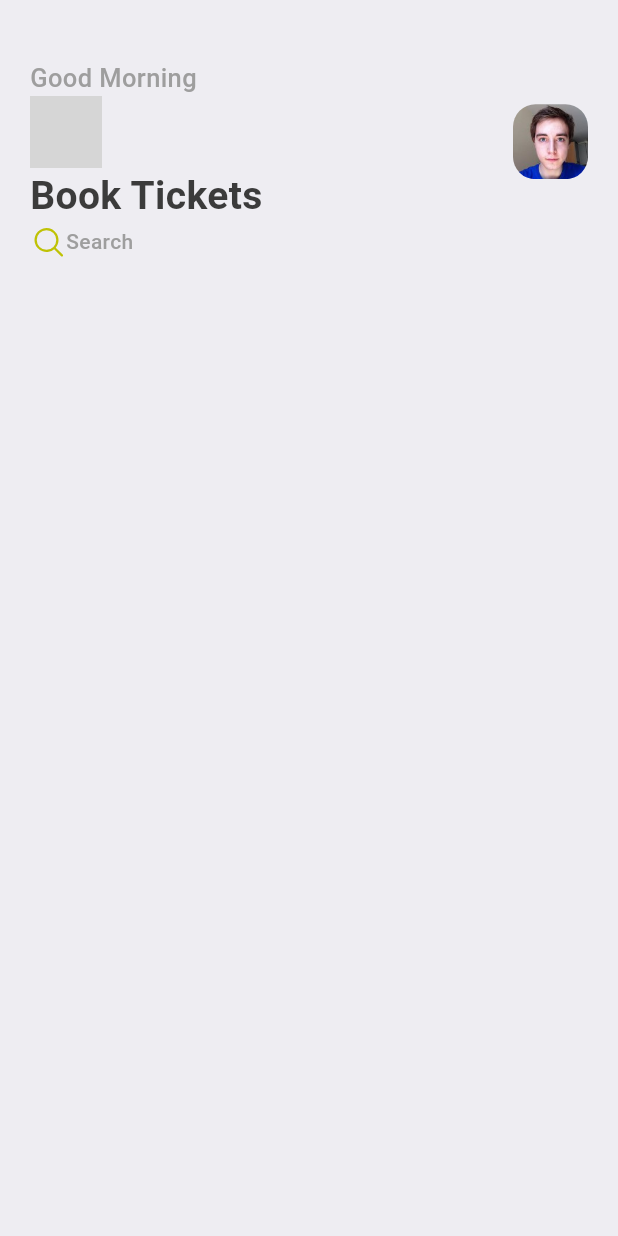
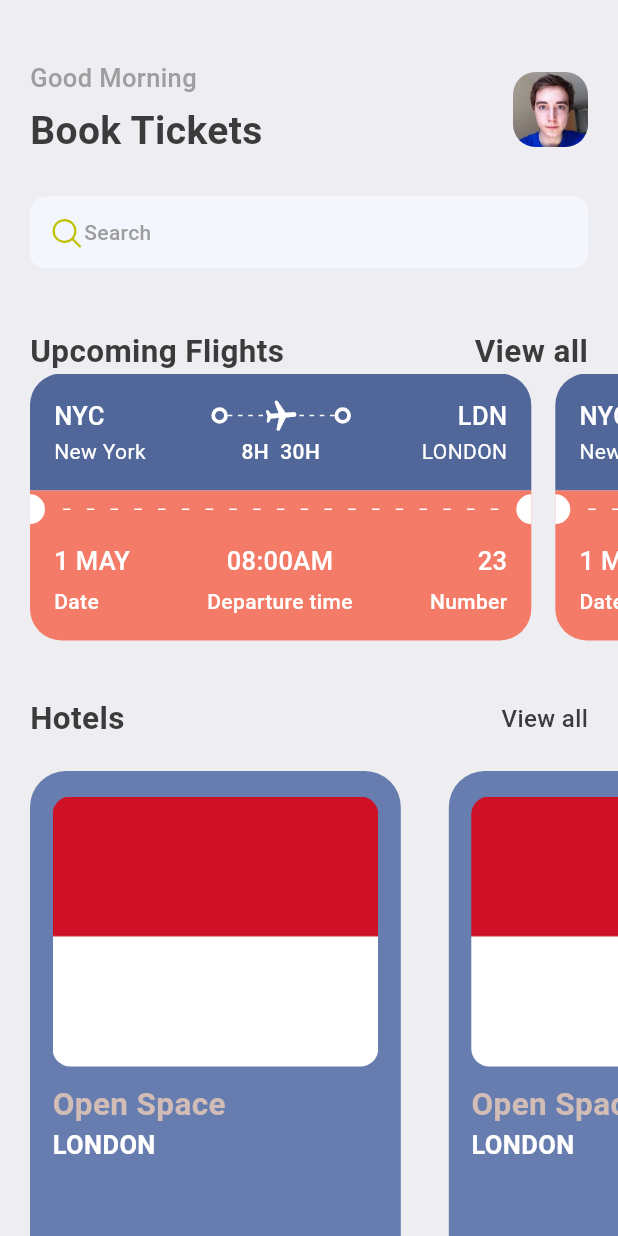
Before and after one commit to geraldkachi/flutter_app, a Flutter app: the HomeTicket screen opened directly, on a phone screen of 412 x 824 dp. Run offline on Flutter 3.47's test engine with Material 3 defaults, Android fonts, the phone set to English and light mode, and no system bars; our stand-ins replace fluentui_icons, gap; missing offline and left inert: dart:ffi; grey boxes are pictures that could not be loaded.

Commit message:
ticket booking first home route

```diff
--- a/lib/ticket_booking/home_ticket.dart
+++ b/lib/ticket_booking/home_ticket.dart
@@ -1,8 +1,9 @@
-// import 'package:flutter/cupertino.dart';
 import 'package:fluentui_icons/fluentui_icons.dart';
 import 'package:flutter/material.dart';
+import 'package:flutter_app/ticket_booking/hotel_view_card.dart';
+import 'package:flutter_app/ticket_booking/ticket_viewcard.dart';
 import 'package:flutter_app/utils/app_style.dart';
-// import 'package:flutter/widgets.dart';
+import 'package:gap/gap.dart';
 
 class HomeTicket extends StatelessWidget {
   const HomeTicket({super.key});
@@ -13,7 +14,7 @@ class HomeTicket extends StatelessWidget {
       backgroundColor: Styles.bgColor,
       body: ListView(
         children: <Widget>[
-          Container(
+        Container(
               padding: const EdgeInsets.symmetric(horizontal: 20.0),
               child: Column(
                 children: [
@@ -26,12 +27,10 @@ class HomeTicket extends StatelessWidget {
                         children: [
                           Text("Good Morning", style: TextStyle(fontSize: 17,color: Colors.grey.shade500,fontWeight: FontWeight.w500)),
                           // const SizedBox(height: 5),
-                          Gap(5),
+                          const Gap(5),
                           Text("Book Tickets", style: Styles.headLineStyle1),
                         ],
                       ),
-                      // Text("second child"),
-
                       Column(children: [
                         Container(
                           width: 50,
@@ -45,13 +44,68 @@ class HomeTicket extends StatelessWidget {
                       ])
                     ],
                   ),
-
-                   Row(children: [
+                  const SizedBox(height: 25),
+                  Container(
+                    decoration: BoxDecoration(
+                       borderRadius: BorderRadius.circular(10),
+                       color: const Color(0xFFF4F6FD),
+                    ),
+                    padding: const EdgeInsets.symmetric(horizontal: 12, vertical: 12),
+                    child: Row(children: [
                     const Icon(FluentSystemIcons .ic_fluent_search_regular, color: Color(0xFFBFC205)),
                     Text("Search", style: TextStyle(fontSize: 14,color: Colors.grey.shade500, fontWeight: FontWeight.w500))
+                  ],),
+                  ),
+                  const Gap(40),
+                   Row(
+                    mainAxisAlignment: MainAxisAlignment.spaceBetween,
+                    children: [
+                    Text("Upcoming Flights", style: TextStyle(fontSize: 21,color: Color(0xFF3b3b3b),fontWeight: FontWeight.bold)),
+                    InkWell(
+                      onTap: () {
+                        print("Make shit happen");
+                      },
+                      child: Text("View all", style: TextStyle(fontSize: 21,color: Color(0xFF3b3b3b),fontWeight: FontWeight.bold)),
+                    ),
                   ],)
                 ],
-              )),
+              )
+              ),
+        const  SingleChildScrollView(
+          scrollDirection: Axis.horizontal,
+          padding: EdgeInsets.only(left: 20),
+          child: Row(children: [
+          TicketViewCard(),
+          TicketViewCard(),
+         ],)
+         ,),
+        const Gap(15),
+        Container(
+          padding: const EdgeInsets.symmetric(horizontal: 20),
+          child: Row(
+            mainAxisAlignment: MainAxisAlignment.spaceBetween,
+            children: [
+              const Text("Hotels", style: TextStyle(fontSize: 21,color: Color(0xFF3b3b3b),fontWeight: FontWeight.bold)),
+              InkWell(
+                onTap: (){},
+                child: const Text("View all", style: TextStyle(fontSize: 16,color: Color(0xFF3b3b3b),fontWeight: FontWeight.w500)),
+              )
+
+                    ],),
+        ),
+        const Gap(15),
+        const SingleChildScrollView(
+           scrollDirection: Axis.horizontal,
+          padding: EdgeInsets.only(left: 20),
+          child:  Row(children: [
+          HotelCard(),
+          Gap(15),
+          HotelCard(),
+          Gap(15),
+          HotelCard(),
+          Gap(15),
+          HotelCard()
+          ]),)
         ],
       ),
     );
--- /dev/null
+++ b/lib/ticket_booking/hotel_view_card.dart
@@ -0,0 +1,48 @@
+import 'package:flutter/cupertino.dart';
+import 'package:flutter/material.dart';
+import 'package:flutter_app/utils/app_layout.dart';
+import 'package:gap/gap.dart';
+
+class HotelCard extends StatelessWidget {
+  const HotelCard({super.key});
+
+  @override
+  Widget build(BuildContext context) {
+    final size = AppLayout.getSize(context);
+    return Container(
+      width: size.width * 0.6,
+      height: 359,
+      padding: const EdgeInsets.symmetric(horizontal: 15, vertical: 17),
+      margin: const EdgeInsets.only(right: 17, top: 5),
+      decoration: BoxDecoration(
+        color: const Color(0xFF687DAF),
+        borderRadius: BorderRadius.circular(24),
+        boxShadow: [
+          BoxShadow(
+            color: Colors.grey.shade200,
+            blurRadius: 2,
+            spreadRadius: 1
+          )
+        ]
+      ),
+      child: Column(
+        crossAxisAlignment: CrossAxisAlignment.start,
+        children: [
+        Container(
+          height: 180,
+          decoration: BoxDecoration(
+            color: const Color(0xFF687DAF),
+            borderRadius: BorderRadius.circular(12),
+            image: const DecorationImage(
+              fit: BoxFit.cover,
+              image: AssetImage('assets/indonesia.png')
+              )
+          ),
+        ),
+        const Gap(10),
+        const Text("Open Space", style: TextStyle(fontSize: 21,color: Color(0xFFD2BDB6),fontWeight: FontWeight.bold)),
+        const Text("LONDON", style: TextStyle(fontSize: 17,color: Colors.white,fontWeight: FontWeight.bold)),
+      ],),
+    );
+  }
+}
--- /dev/null
+++ b/lib/ticket_booking/ticket_viewcard.dart
@@ -0,0 +1,208 @@
+import 'dart:ui';
+
+import 'package:flutter/cupertino.dart';
+import 'package:flutter/material.dart';
+import 'package:flutter/rendering.dart';
+import 'package:flutter/widgets.dart';
+import 'package:flutter_app/ticket_booking/width/thick_container.dart';
+import 'package:flutter_app/utils/app_layout.dart';
+import 'package:flutter_app/utils/app_style.dart';
+import 'package:gap/gap.dart';
+
+class TicketViewCard extends StatelessWidget {
+  const TicketViewCard({super.key});
+
+  @override
+  Widget build(BuildContext context) {
+    final size = AppLayout.getSize(context);
+    return SizedBox(
+      width: size.width * 0.85,
+      height: 200,
+      child: Container(
+        margin: const EdgeInsets.only(right: 16.0),
+        child: Column(
+          children: <Widget>[
+            // this container it shows the blue side of the ticket card
+            Container(
+              decoration: const BoxDecoration(
+                color: Color(0xFF526799),
+                borderRadius: BorderRadius.only(
+                    topLeft: Radius.circular(21),
+                    topRight: Radius.circular(21)),
+              ),
+              padding: const EdgeInsets.all(16),
+              child: Column(
+                children: [
+                  Row(
+                    children: <Widget>[
+                      const Text("NYC",
+                          style: TextStyle(
+                              fontSize: 17,
+                              color: Colors.white,
+                              fontWeight: FontWeight.w500)),
+                      const Spacer(),
+                      // Expanded(child: Container(),),
+                      const ThickContainer(),
+                      Expanded(
+                          child: Stack(children: [
+                        SizedBox(
+                          height: 24,
+                          child: LayoutBuilder(builder: (BuildContext context,
+                              BoxConstraints constraints) {
+                            print('this is ${constraints.constrainWidth()}');
+                            return Flex(
+                                direction: Axis.horizontal,
+                                mainAxisAlignment:
+                                    MainAxisAlignment.spaceBetween,
+                                children: List.generate(
+                                    (constraints.constrainWidth() / 6).floor(),
+                                    (index) => const SizedBox(
+                                        height: 1,
+                                        width: 3,
+                                        child: DecoratedBox(
+                                            decoration: BoxDecoration(
+                                                color: Colors.white)))));
+                          }),
+                        ),
+                        Center(
+                            child: Transform.rotate(
+                                angle: 1.5,
+                                child: const Icon(Icons.local_airport_rounded,
+                                    color: Colors.white))),
+                      ])),
+                      const ThickContainer(),
+                      const Spacer(),
+                      const Text("LDN",
+                          style: TextStyle(
+                              fontSize: 17,
+                              color: Colors.white,
+                              fontWeight: FontWeight.w500)),
+                    ],
+                  ),
+                  const Gap(2),
+                  const Row(
+                      mainAxisAlignment: MainAxisAlignment.spaceBetween,
+                      children: [
+                        SizedBox(
+                            width: 100,
+                            child: Text('New York',
+                                style: TextStyle(color: Colors.white))),
+                        Text("8H  30H",
+                            style: TextStyle(
+                                fontSize: 14,
+                                color: Colors.white,
+                                fontWeight: FontWeight.w500)),
+                        SizedBox(
+                            width: 100,
+                            child: Text('LONDON',
+                                textAlign: TextAlign.end,
+                                style: TextStyle(color: Colors.white))),
+                      ])
+                ],
+              ),
+            ),
+            // this container it shows the orange and the dotted list side of the ticket card
+            Container(
+              color: const Color(0xFFF37B67),
+              child: Row(
+                children: [
+                  const SizedBox(
+                    height: 20,
+                    width: 10,
+                    child: DecoratedBox(
+                      decoration: BoxDecoration(
+                          color: Colors.white,
+                          borderRadius: BorderRadius.only(
+                            topRight: Radius.circular(16),
+                            bottomRight: Radius.circular(16),
+                          )),
+                    ),
+                  ),
+                  Expanded(
+                      child: Padding(
+                        padding: const EdgeInsets.all(12.0),
+                        child: LayoutBuilder(
+                            builder:
+                                (BuildContext context, BoxConstraints constraints) =>
+                                    Flex(
+                                      direction: Axis.horizontal,
+                                      mainAxisSize: MainAxisSize.max,
+                                      mainAxisAlignment:
+                                          MainAxisAlignment.spaceBetween,
+                                      children: List.generate((constraints.constrainWidth()/15).floor(),(index) => const SizedBox(
+                                                width: 5,
+                                                height: 1,
+                                                child: DecoratedBox(
+                                                  decoration: BoxDecoration(
+                                                      color: Colors.white),
+                                                ),
+                                              )),
+                                    )),
+                      )),
+                  SizedBox(
+                    height: 20,
+                    width: 10,
+                    child: DecoratedBox(
+                      decoration: BoxDecoration(
+                          color: Colors.white,
+                          borderRadius: BorderRadius.only(
+                            topLeft: Radius.circular(16),
+                            bottomLeft: Radius.circular(16),
+                          )),
+                    ),
+                  ),
+                ],
+              ),
+            ),
+          //  this container the orange part
+            Container(
+              decoration: const BoxDecoration(
+                color: Color(0xFFF37B67),
+                borderRadius: BorderRadius.only(
+                    bottomLeft: Radius.circular(21),
+                    bottomRight: Radius.circular(21)),
+              ),
+              padding: const EdgeInsets.only(left: 16, top: 10, right: 16, bottom: 16),
+              child: const Column(
+                children: [
+                Row(
+                  mainAxisAlignment: MainAxisAlignment.spaceBetween,
+                  crossAxisAlignment: CrossAxisAlignment.center,
+                  children: [
+                    Column(
+                      crossAxisAlignment: CrossAxisAlignment.start,
+                      children: [
+                        Text('1 MAY', style: TextStyle(fontSize: 17,color: Colors.white,fontWeight: FontWeight.w500),),
+                        Gap(5),
+                        Text("Date", style: TextStyle(fontSize: 14,color: Colors.white,fontWeight: FontWeight.w500))
+                      ],
+                    ),
+
+                    Column(
+                      crossAxisAlignment: CrossAxisAlignment.center,
+                      children: [
+                        Text('08:00AM', style: TextStyle(fontSize: 17,color: Colors.white,fontWeight: FontWeight.w500),),
+                        Gap(5),
+                        Text("Departure time", style: TextStyle(fontSize: 14,color: Colors.white,fontWeight: FontWeight.w500))
+                      ],
+                    ),
+
+                    Column(
+                      crossAxisAlignment: CrossAxisAlignment.end,
+                      children: [
+                        Text('23', style: TextStyle(fontSize: 17,color: Colors.white,fontWeight: FontWeight.w500),),
+                        Gap(5),
+                        Text("Number", style: TextStyle(fontSize: 14,color: Colors.white,fontWeight: FontWeight.w500))
+                      ],
+                    )
+                  ],
+                )
+                ]
+              ),
+          )
+          ],
+        ),
+      ),
+    );
+  }
+}
--- /dev/null
+++ b/lib/ticket_booking/width/thick_container.dart
@@ -0,0 +1,17 @@
+import 'package:flutter/material.dart';
+
+class ThickContainer extends StatelessWidget {
+  const ThickContainer({super.key});
+
+  @override
+  Widget build(BuildContext context) {
+    return Container(
+      padding: const EdgeInsets.all(3.0),
+      decoration: BoxDecoration(
+        color: const Color(0xFF526799),
+        borderRadius: BorderRadius.circular(23),
+        border: Border.all(width: 2.5, color: Colors.white)
+      ),
+    );
+  }
+}
--- /dev/null
+++ b/lib/utils/app_layout.dart
@@ -0,0 +1,7 @@
+import 'package:flutter/cupertino.dart';
+
+class AppLayout {
+  static getSize(BuildContext context) {
+    return MediaQuery.of(context).size;
+  }
+}
--- a/lib/utils/app_style.dart
+++ b/lib/utils/app_style.dart
@@ -1,12 +1,12 @@
 import 'package:flutter/material.dart';
 
-Color primary = Color(0xFF687DAF);
+Color primary = const Color(0xFF687DAF);
 
 class Styles{
   static Color primaryColor = primary;
   static Color textColor = const Color(0xFF3b3b3b);
   static Color bgColor = const Color(0xFFEEEDF2);
-  static Color orangeColor = const Color(0xFF526799);
+  static Color orangeColor = const Color(0xFFF37B67);
   static TextStyle textStyle =  TextStyle(fontSize: 16,color: textColor,fontWeight: FontWeight.w500);
   static TextStyle headLineStyle1 = TextStyle(fontSize: 26,color: textColor,fontWeight: FontWeight.bold);
   static TextStyle headLineStyle2 = TextStyle(fontSize: 21,color: textColor,fontWeight: FontWeight.bold);
--- a/pubspec.yaml
+++ b/pubspec.yaml
@@ -38,7 +38,7 @@ dependencies:
   http: ^1.2.1
   intl: ^0.19.0
   fluentui_icons: ^1.0.0
-  gap: ^2.0.0
+  gap: ^3.0.1
 
 dev_dependencies:
   flutter_test:
```
Also changed, not shown: pubspec.lock.
